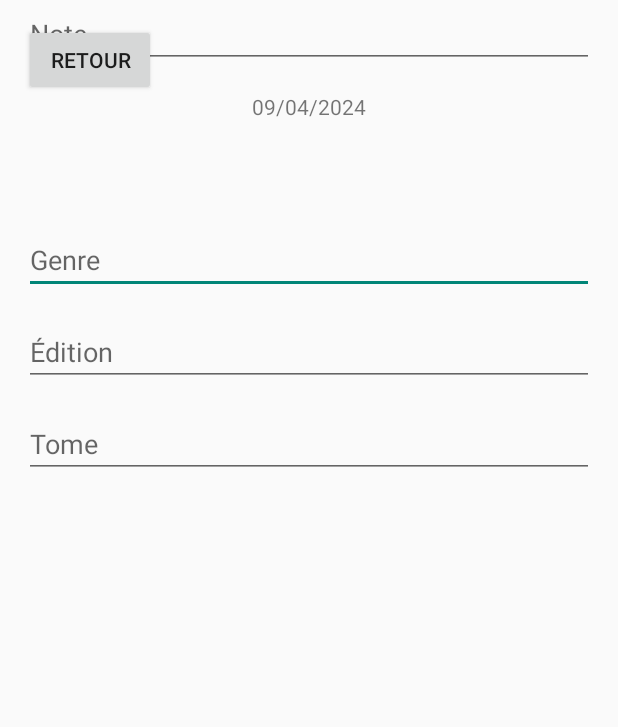
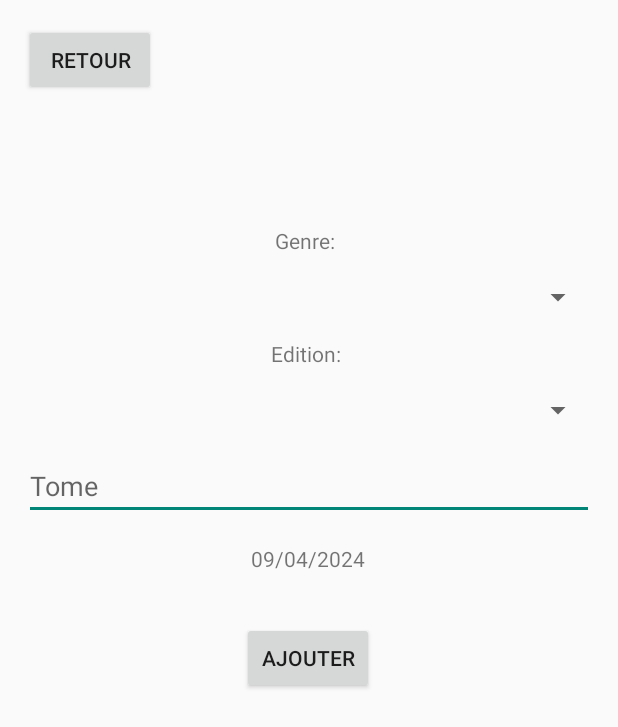
Before and after one commit to LeaVenturoli/Projet-Mobile, an Android app: the BookDetails screen opened directly, with no data from a screen before it, on a phone screen of 412 x 824 dp. Shown: the top 727 px of the screen. Run offline under Robolectric (Android 15) with nearby library versions, the phone set to English and light mode, and no system bars; network calls fail; 1 statement that could not run was skipped.

Commit message:
Ajouter livre

```diff
--- a/app/build.gradle.kts
+++ b/app/build.gradle.kts
@@ -46,8 +46,11 @@ dependencies {
     implementation("com.android.volley:volley:1.2.1")
     implementation("com.google.code.gson:gson:2.10")
     implementation ("com.squareup.retrofit2:retrofit:2.9.0")
+    implementation ("com.squareup.okhttp3:okhttp:4.9.1")
     implementation ("com.squareup.retrofit2:converter-gson:2.9.0")
     testImplementation("junit:junit:4.13.2")
     androidTestImplementation("androidx.test.ext:junit:1.1.5")
     androidTestImplementation("androidx.test.espresso:espresso-core:3.5.1")
+    implementation ("com.squareup.moshi:moshi:1.12.0")
+    implementation ("com.squareup.moshi:moshi-kotlin:1.12.0")
 }
--- a/app/src/main/java/com/example/booky/Register.kt
+++ b/app/src/main/java/com/example/booky/Register.kt
@@ -40,6 +40,7 @@ class Register : AppCompatActivity() {
         // Configuration des listeners pour les boutons
         buttonAjouter.setOnClickListener {
             val mainActivity = Intent(this@Register, Scan::class.java)
+            mainActivity.putExtra("user_id", userId)
             startActivity(mainActivity)
         }
 
--- a/app/src/main/java/com/example/booky/Scan.kt
+++ b/app/src/main/java/com/example/booky/Scan.kt
@@ -12,6 +12,7 @@ import androidx.lifecycle.ReportFragment.Companion.reportFragment
 class Scan : AppCompatActivity() {
 
     private lateinit var qrCode: TextView
+    private lateinit var userId: String
 
 
     private val resultLauncher =
@@ -26,6 +27,8 @@ class Scan : AppCompatActivity() {
         super.onCreate(savedInstanceState)
         setContentView(R.layout.activity_scan)
 
+        userId = intent.getStringExtra("user_id") ?: ""
+
         qrCode = findViewById(R.id.qr_Code)
         initButtonClickListener()
     }
@@ -34,6 +37,7 @@ class Scan : AppCompatActivity() {
         val startScanButton = findViewById<Button>(R.id.lancerScan)
         startScanButton.setOnClickListener {
             val intentQrCode = Intent(this, QrCode::class.java)
+            intentQrCode.putExtra("user_id", userId)
             resultLauncher.launch(intentQrCode)
         }
     }
--- a/app/src/main/res/layout/activity_book_details.xml
+++ b/app/src/main/res/layout/activity_book_details.xml
@@ -39,25 +39,52 @@
         android:layout_marginStart="16dp"
         android:layout_marginEnd="16dp" />
 
-    <EditText
+
+    <TextView
         android:id="@+id/genre"
+        android:layout_width="wrap_content"
+        android:layout_height="wrap_content"
+        android:layout_marginStart="16dp"
+        android:layout_marginTop="16dp"
+        android:layout_marginEnd="16dp"
+        android:text="Genre: "
+        app:layout_constraintEnd_toEndOf="parent"
+        app:layout_constraintHorizontal_bias="0.498"
+        app:layout_constraintStart_toStartOf="parent"
+        app:layout_constraintTop_toBottomOf="@id/author" />
+
+
+    <Spinner
+        android:id="@+id/genreSpinner"
         android:layout_width="match_parent"
         android:layout_height="wrap_content"
-        android:hint="Genre"
-        app:layout_constraintTop_toBottomOf="@id/author"
+        android:layout_marginStart="16dp"
+        android:layout_marginTop="16dp"
+        android:layout_marginEnd="16dp"
+        app:layout_constraintTop_toBottomOf="@id/genre"
         app:layout_constraintStart_toStartOf="parent"
-        app:layout_constraintEnd_toEndOf="parent"
-        android:layout_marginTop="16dp"
-        android:layout_marginStart="16dp"
-        android:layout_marginEnd="16dp" />
+        app:layout_constraintEnd_toEndOf="parent" />
 
 
-    <EditText
+
+    <TextView
         android:id="@+id/edition"
+        android:layout_width="wrap_content"
+        android:layout_height="wrap_content"
+        android:layout_marginStart="16dp"
+        android:layout_marginTop="16dp"
+        android:layout_marginEnd="16dp"
+        android:text="Edition: "
+        app:layout_constraintEnd_toEndOf="parent"
+        app:layout_constraintHorizontal_bias="0.498"
+        app:layout_constraintStart_toStartOf="parent"
+        app:layout_constraintTop_toBottomOf="@id/genreSpinner" />
+
+    <Spinner
+        android:id="@+id/editionSpinner"
         android:layout_width="match_parent"
         android:layout_height="wrap_content"
-        android:hint="Édition"
-        app:layout_constraintTop_toBottomOf="@id/genre"
+        app:layout_constraintTop_toBottomOf="@id/edition"
         app:layout_constraintStart_toStartOf="parent"
         app:layout_constraintEnd_toEndOf="parent"
         android:layout_marginTop="16dp"
@@ -70,34 +97,38 @@
         android:layout_width="match_parent"
         android:layout_height="wrap_content"
         android:hint="Tome"
-        app:layout_constraintTop_toBottomOf="@id/edition"
+        android:inputType="number"
+        app:layout_constraintTop_toBottomOf="@id/editionSpinner"
         app:layout_constraintStart_toStartOf="parent"
         app:layout_constraintEnd_toEndOf="parent"
         android:layout_marginTop="16dp"
         android:layout_marginStart="16dp"
         android:layout_marginEnd="16dp" />
 
-    <EditText
-        android:id="@+id/note"
-        android:layout_width="match_parent"
+
+    <Button
+        android:id="@+id/addButton"
+        android:layout_width="wrap_content"
         android:layout_height="wrap_content"
-        android:hint="Note"
+        android:layout_marginTop="68dp"
+        android:onClick="onAddButtonClick"
+        android:text="Ajouter"
+        app:layout_constraintEnd_toEndOf="parent"
+        app:layout_constraintHorizontal_bias="0.498"
         app:layout_constraintStart_toStartOf="parent"
-        app:layout_constraintEnd_toEndOf="parent"
-        android:layout_marginTop="16dp"
-        android:layout_marginStart="16dp"
-        android:layout_marginEnd="16dp" />
+        app:layout_constraintTop_toBottomOf="@id/tome" />
 
     <TextView
         android:id="@+id/date"
         android:layout_width="wrap_content"
         android:layout_height="wrap_content"
+        android:layout_marginStart="16dp"
+        android:layout_marginTop="16dp"
+        android:layout_marginEnd="16dp"
         android:text="Date: "
-        app:layout_constraintTop_toBottomOf="@id/note"
+        app:layout_constraintEnd_toEndOf="parent"
+        app:layout_constraintHorizontal_bias="0.498"
         app:layout_constraintStart_toStartOf="parent"
-        app:layout_constraintEnd_toEndOf="parent"
-        android:layout_marginTop="16dp"
-        android:layout_marginStart="16dp"
-        android:layout_marginEnd="16dp" />
+        app:layout_constraintTop_toBottomOf="@id/tome" />
 
 </androidx.constraintlayout.widget.ConstraintLayout>
```
Also changed, not shown: app/src/main/java/com/example/booky/BookDetails.kt (+155 -13 lines), app/src/main/java/com/example/booky/QrCode.kt (+14 -2 lines).
